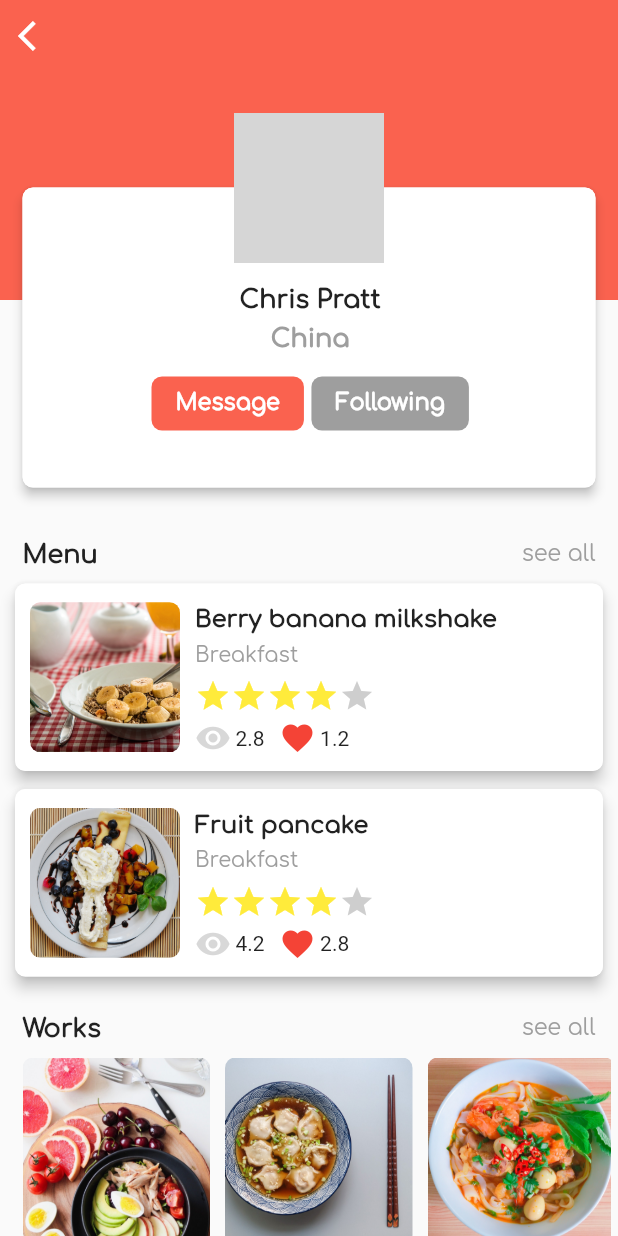
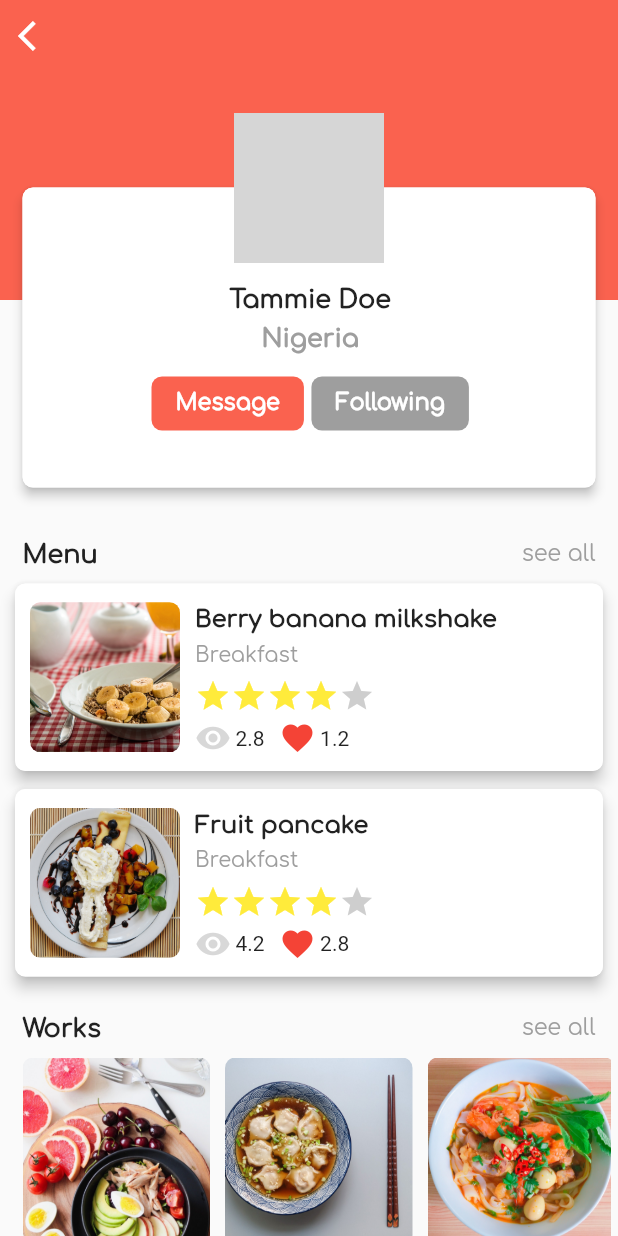
Before and after one commit to Edivri/chefprofile, a Flutter app: the screen it shows after launch, on a phone screen of 412 x 824 dp. Run offline on Flutter 3.47's test engine with Material 2 defaults, Android fonts, the phone set to English and light mode, and no system bars; grey boxes are pictures that could not be loaded.

Commit message:
First Commit

```diff
--- a/lib/main.dart
+++ b/lib/main.dart
@@ -78,7 +78,7 @@ class _MyHomePageState extends State<MyHomePage> {
                 mainAxisAlignment: MainAxisAlignment.center,
                 children: <Widget>[
                   Text(
-                    'Chris Pratt',
+                    'Tammie Doe',
                     style: TextStyle(
                         fontFamily: 'Comfortaa',
                         fontWeight: FontWeight.bold,
@@ -86,7 +86,7 @@ class _MyHomePageState extends State<MyHomePage> {
                   ),
                   SizedBox(height: 7.0),
                   Text(
-                    'China',
+                    'Nigeria',
                     style: TextStyle(
                         fontFamily: 'Comfortaa',
                         fontWeight: FontWeight.bold,
```
Also changed, not shown: 5 other files.
